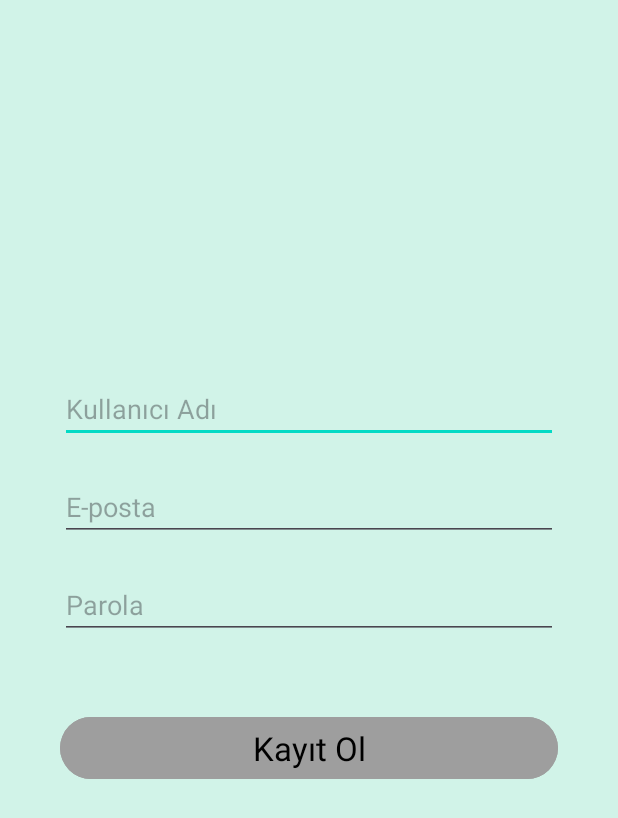
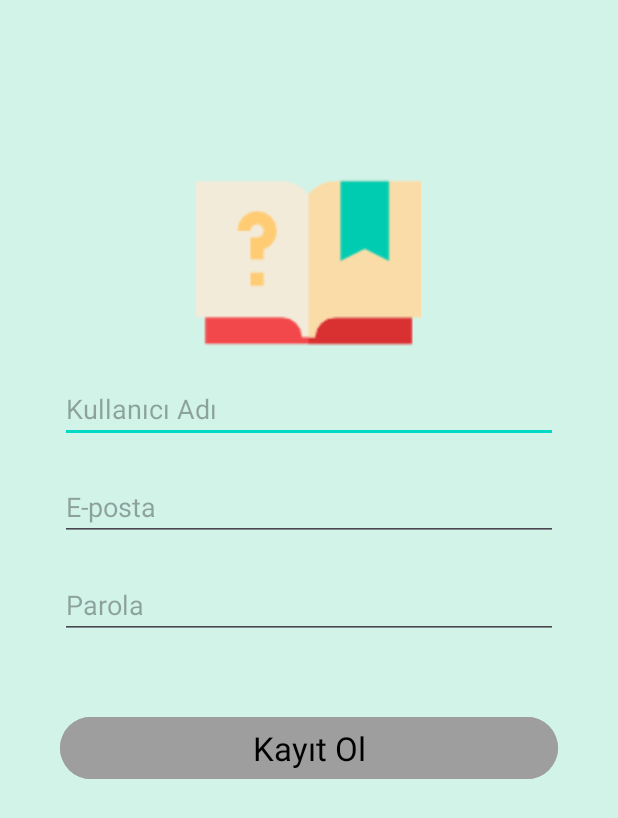
Before and after one commit to kdrksml/QuizApp, an Android app: the SignupActivity screen opened directly, with no data from a screen before it, on a phone screen of 412 x 824 dp. Shown: the top 818 px of the screen. Run offline under Robolectric (Android 15) with nearby library versions, the phone set to English and light mode, and no system bars; our stand-ins replace Firebase (no records; nobody signed in at launch, a user with empty details on screens opened directly).

Commit message:
login and signup image added.

```diff
--- a/app/src/main/res/layout/activity_login.xml
+++ b/app/src/main/res/layout/activity_login.xml
@@ -7,6 +7,7 @@
 
     <ImageView
         android:id="@+id/logoImageView"
+        android:src="@drawable/app"
         android:layout_width="150dp"
         android:layout_height="150dp"
         android:layout_centerHorizontal="true"
--- a/app/src/main/res/layout/activity_signup.xml
+++ b/app/src/main/res/layout/activity_signup.xml
@@ -7,6 +7,7 @@
 
     <ImageView
         android:id="@+id/signupLogoImageView"
+        android:src="@drawable/app"
         android:layout_width="150dp"
         android:layout_height="150dp"
         android:layout_centerHorizontal="true"
```
